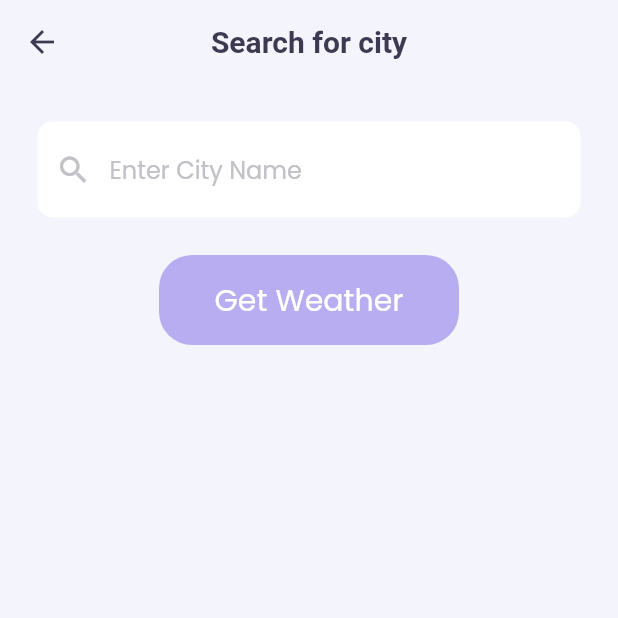
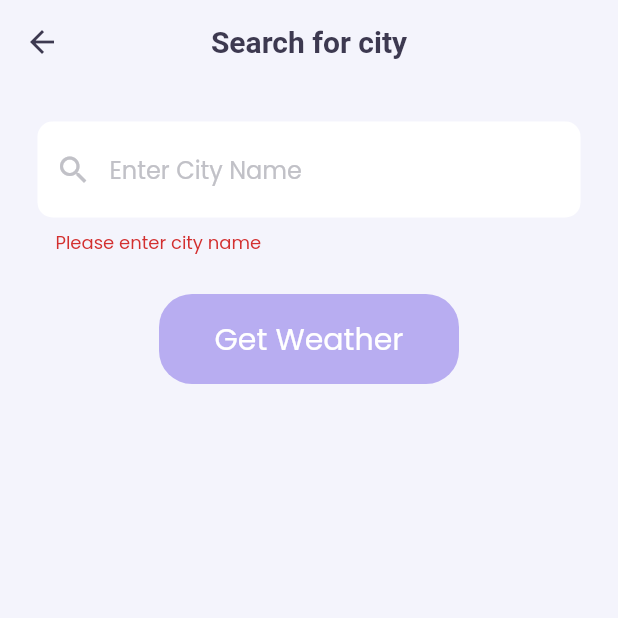
Before and after one commit to weluid/Weather, a Flutter app: the SearchPage screen opened directly, after a tap on "Get Weather", on a phone screen of 412 x 824 dp, the top half of it. Run offline on Flutter 3.47's test engine with Material 2 defaults, Android fonts, the phone set to English and light mode, and no system bars; our stand-ins replace bloc, flutter_bloc; generated files the repository leaves out were written again.

Commit message:
Added rules for the search field.

```diff
--- a/lib/screens/search_page.dart
+++ b/lib/screens/search_page.dart
@@ -1,4 +1,5 @@
 import 'package:flutter/material.dart';
+import 'package:flutter/services.dart';
 import 'package:weather/utilities/constants.dart';
 
 class SearchPage extends StatefulWidget {
@@ -10,14 +11,16 @@ class SearchPage extends StatefulWidget {
 
 class _SearchPageState extends State<SearchPage> {
   late String cityName;
+  Color backgroundColor = const Color(0xFFf4f4fc);
+  final _formKey = GlobalKey<FormState>();
 
   @override
   Widget build(BuildContext context) {
     return Scaffold(
       appBar: AppBar(
-        // automaticallyImplyLeading: false, // remove back button
         elevation: 0,
-        backgroundColor: const Color(0xFFf4f4fc),
+        // remove drop shadow
+        backgroundColor: backgroundColor,
         centerTitle: true,
         title: const Text("Search for city"),
         titleTextStyle: const TextStyle(
@@ -27,13 +30,17 @@ class _SearchPageState extends State<SearchPage> {
         ),
         iconTheme: const IconThemeData(color: mainDarkColor),
       ),
-      backgroundColor: const Color(0xFFf4f4fc),
+      backgroundColor: backgroundColor,
       body: SafeArea(
         child: Column(
           children: [
             Container(
               padding: const EdgeInsets.all(25.0),
-              child: TextField(
+              child: Form(
+                key: _formKey,
+                child: TextFormField(
+                  // Restricting special character and numbers input
+                  inputFormatters: [FilteringTextInputFormatter.allow(RegExp("[a-z A-Z]"))],
                   style: const TextStyle(
                     color: Colors.black,
                   ),
@@ -41,10 +48,24 @@ class _SearchPageState extends State<SearchPage> {
                   onChanged: (value) {
                     cityName = value;
                   },
+                  validator: (value) {
+                    if (value!.isNotEmpty && value.length > 3) {
+                      return null;
+                    } else if (value.length < 4 && value.isNotEmpty) {
+                      return 'Minimum character length is 4';
+                    } else {
+                      return 'Please enter city name';
+                    }
+                  },
+                ),
               ),
             ),
             GestureDetector(
               onTap: () {
+                // print(cityName);
+                if (!_formKey.currentState!.validate()) {
+                  return;
+                }
                 Navigator.pop(context, cityName);
               },
               child: Container(
```
Lines whose indentation alone changed are shown as unchanged.
